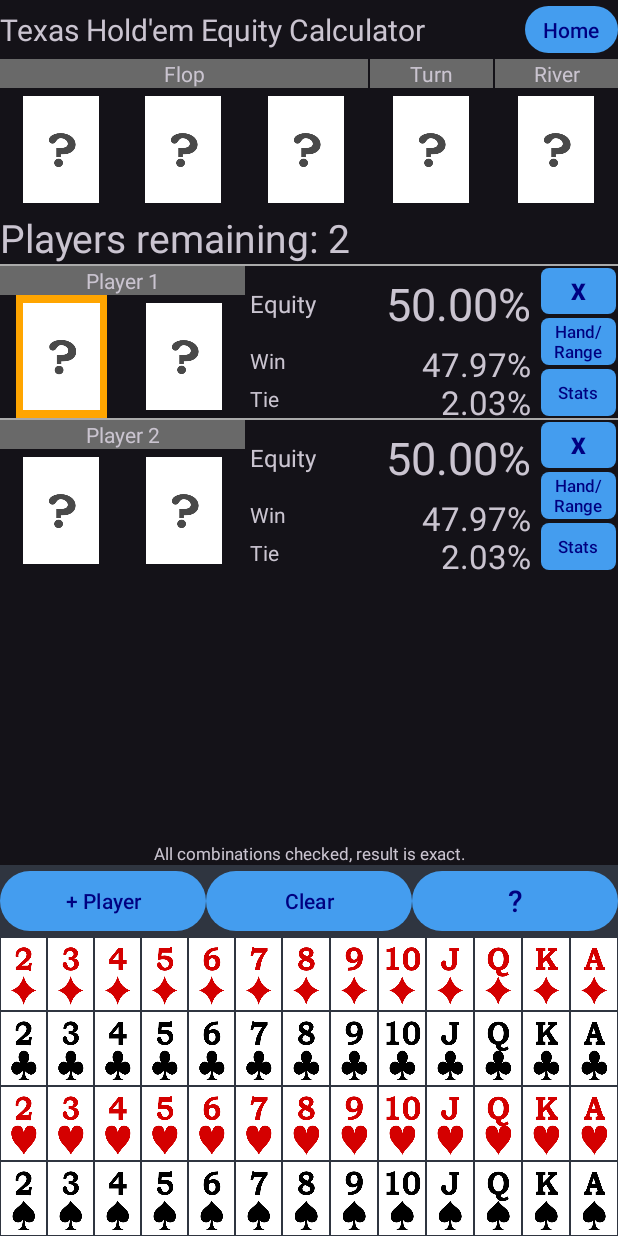
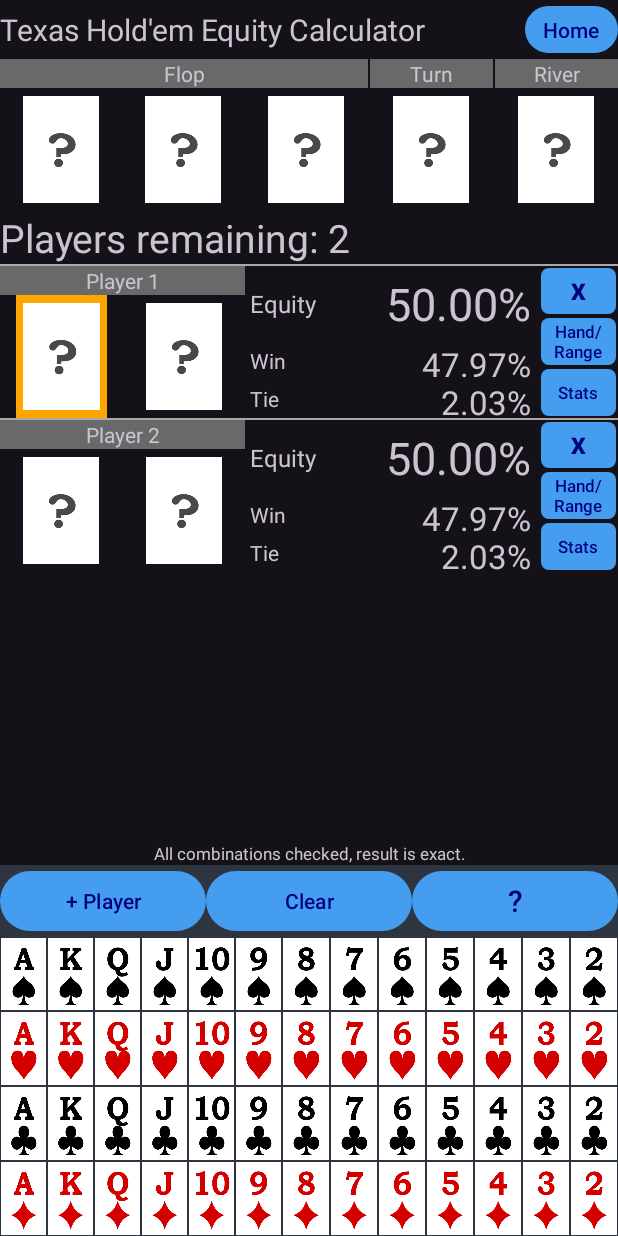
Before and after one commit to cjc93/CJPokerOddsCalculator, an Android app: the fragment TexasHoldemFragment shown on its own in the app's theme, on a phone screen of 412 x 824 dp. Run offline under Robolectric (Android 15) with nearby library versions, the phone set to English and light mode, and no system bars; our stand-ins replace RxJava; 3 statements that could not run were skipped.

Commit message:
Suit Rank uses String instead of int

```diff
--- a/app/src/main/java/com/leslie/cjpokeroddscalculator/GlobalStatic.java
+++ b/app/src/main/java/com/leslie/cjpokeroddscalculator/GlobalStatic.java
@@ -20,34 +20,9 @@ import io.reactivex.rxjava3.core.Single;
 
 public class GlobalStatic {
 
-    public static Map<Integer, String> rankToStr = new HashMap<>();
-    static {
-        rankToStr.put(0, "");
-        rankToStr.put(2, "2");
-        rankToStr.put(3, "3");
-        rankToStr.put(4, "4");
-        rankToStr.put(5, "5");
-        rankToStr.put(6, "6");
-        rankToStr.put(7, "7");
-        rankToStr.put(8, "8");
-        rankToStr.put(9, "9");
-        rankToStr.put(10, "T");
-        rankToStr.put(11, "J");
-        rankToStr.put(12, "Q");
-        rankToStr.put(13, "K");
-        rankToStr.put(14, "A");
-    }
+    public static Set<String> suitedSuits = Sets.newHashSet("dd", "cc", "hh", "ss");
 
-    public static Map<Integer, String> suitToStr = new HashMap<>();
-    static {
-        suitToStr.put(0, "");
-        suitToStr.put(1, "d");
-        suitToStr.put(2, "c");
-        suitToStr.put(3, "h");
-        suitToStr.put(4, "s");
-    }
-
-    public static Set<String> suitedSuits = Sets.newHashSet("dd", "cc", "hh", "ss");
+    // Don't change the order of characters in these strings, it will cause a bug when user have saved a hand range with a different order
     public static Set<String> pairSuits = Sets.newHashSet("hs", "cs", "ds", "ch", "dh", "dc");
     public static Set<String> offSuits = Sets.newHashSet("sh", "sc", "sd", "hs", "hc", "hd", "cs", "ch", "cd", "ds", "dh", "dc");
 
@@ -58,7 +33,8 @@ public class GlobalStatic {
             "2s","3s","4s","5s","6s","7s","8s","9s","Ts","Js","Qs","Ks","As"
     };
 
-    public static String[] matrixStrings = {"A", "K", "Q", "J", "T", "9", "8", "7", "6", "5", "4", "3", "2"};
+    public static String[] rankStrings = {"A", "K", "Q", "J", "T", "9", "8", "7", "6", "5", "4", "3", "2"};
+    public static String[] suitStrings = {"s", "h", "c", "d"};
 
     public static List<List<Set<String>>> copyMatrix(List<List<Set<String>>> original) {
         List<List<Set<String>>> copy = new ArrayList<>(13);
@@ -93,10 +69,6 @@ public class GlobalStatic {
         }
     }
 
-    public static int convertMatrixPositionToRankInt(int matrixPosition) {
-        return 14 - matrixPosition;
-    }
-
     public static void writeToDataStore(RxDataStore<Preferences> dataStore, Preferences.Key<String> key, String value) {
         dataStore.updateDataAsync(prefsIn -> {
             MutablePreferences mutablePreferences = prefsIn.toMutablePreferences();
@@ -121,75 +93,65 @@ public class GlobalStatic {
         });
     }
 
-    public static Map<Integer, Map<Integer, Integer>> suitRankDrawableMap = new HashMap<>();
+    public static Map<String, Integer> suitRankDrawableMap = new HashMap<>();
     static {
-        Map<Integer, Integer> temp_map = new HashMap<>();
-        temp_map.put(0, R.drawable.unknown_button);
-        suitRankDrawableMap.put(0, temp_map);
+        suitRankDrawableMap.put("", R.drawable.unknown_button);
 
-        temp_map = new HashMap<>();
-        temp_map.put(2, R.drawable.d2_button);
-        temp_map.put(3, R.drawable.d3_button);
-        temp_map.put(4, R.drawable.d4_button);
-        temp_map.put(5, R.drawable.d5_button);
-        temp_map.put(6, R.drawable.d6_button);
-        temp_map.put(7, R.drawable.d7_button);
-        temp_map.put(8, R.drawable.d8_button);
-        temp_map.put(9, R.drawable.d9_button);
-        temp_map.put(10, R.drawable.d10_button);
-        temp_map.put(11, R.drawable.d11_button);
-        temp_map.put(12, R.drawable.d12_button);
-        temp_map.put(13, R.drawable.d13_button);
-        temp_map.put(14, R.drawable.d14_button);
-        suitRankDrawableMap.put(1, temp_map);
+        suitRankDrawableMap.put("2d", R.drawable.d2_button);
+        suitRankDrawableMap.put("3d", R.drawable.d3_button);
+        suitRankDrawableMap.put("4d", R.drawable.d4_button);
+        suitRankDrawableMap.put("5d", R.drawable.d5_button);
+        suitRankDrawableMap.put("6d", R.drawable.d6_button);
+        suitRankDrawableMap.put("7d", R.drawable.d7_button);
+        suitRankDrawableMap.put("8d", R.drawable.d8_button);
+        suitRankDrawableMap.put("9d", R.drawable.d9_button);
+        suitRankDrawableMap.put("Td", R.drawable.d10_button);
+        suitRankDrawableMap.put("Jd", R.drawable.d11_button);
+        suitRankDrawableMap.put("Qd", R.drawable.d12_button);
+        suitRankDrawableMap.put("Kd", R.drawable.d13_button);
+        suitRankDrawableMap.put("Ad", R.drawable.d14_button);
 
-        temp_map = new HashMap<>();
-        temp_map.put(2, R.drawable.c2_button);
-        temp_map.put(3, R.drawable.c3_button);
-        temp_map.put(4, R.drawable.c4_button);
-        temp_map.put(5, R.drawable.c5_button);
-        temp_map.put(6, R.drawable.c6_button);
-        temp_map.put(7, R.drawable.c7_button);
-        temp_map.put(8, R.drawable.c8_button);
-        temp_map.put(9, R.drawable.c9_button);
-        temp_map.put(10, R.drawable.c10_button);
-        temp_map.put(11, R.drawable.c11_button);
-        temp_map.put(12, R.drawable.c12_button);
-        temp_map.put(13, R.drawable.c13_button);
-        temp_map.put(14, R.drawable.c14_button);
-        suitRankDrawableMap.put(2, temp_map);
+        suitRankDrawableMap.put("2c", R.drawable.c2_button);
+        suitRankDrawableMap.put("3c", R.drawable.c3_button);
+        suitRankDrawableMap.put("4c", R.drawable.c4_button);
+        suitRankDrawableMap.put("5c", R.drawable.c5_button);
+        suitRankDrawableMap.put("6c", R.drawable.c6_button);
+        suitRankDrawableMap.put("7c", R.drawable.c7_button);
+        suitRankDrawableMap.put("8c", R.drawable.c8_button);
+        suitRankDrawableMap.put("9c", R.drawable.c9_button);
+        suitRankDrawableMap.put("Tc", R.drawable.c10_button);
+        suitRankDrawableMap.put("Jc", R.drawable.c11_button);
+        suitRankDrawableMap.put("Qc", R.drawable.c12_button);
+        suitRankDrawableMap.put("Kc", R.drawable.c13_button);
+        suitRankDrawableMap.put("Ac", R.drawable.c14_button);
 
-        temp_map = new HashMap<>();
-        temp_map.put(2, R.drawable.h2_button);
-        temp_map.put(3, R.drawable.h3_button);
-        temp_map.put(4, R.drawable.h4_button);
-        temp_map.put(5, R.drawable.h5_button);
-        temp_map.put(6, R.drawable.h6_button);
-        temp_map.put(7, R.drawable.h7_button);
-        temp_map.put(8, R.drawable.h8_button);
-        temp_map.put(9, R.drawable.h9_button);
-        temp_map.put(10, R.drawable.h10_button);
-        temp_map.put(11, R.drawable.h11_button);
-        temp_map.put(12, R.drawable.h12_button);
-        temp_map.put(13, R.drawable.h13_button);
-        temp_map.put(14, R.drawable.h14_button);
-        suitRankDrawableMap.put(3, temp_map);
+        suitRankDrawableMap.put("2h", R.drawable.h2_button);
+        suitRankDrawableMap.put("3h", R.drawable.h3_button);
+        suitRankDrawableMap.put("4h", R.drawable.h4_button);
+        suitRankDrawableMap.put("5h", R.drawable.h5_button);
+        suitRankDrawableMap.put("6h", R.drawable.h6_button);
+        suitRankDrawableMap.put("7h", R.drawable.h7_button);
+        suitRankDrawableMap.put("8h", R.drawable.h8_button);
+        suitRankDrawableMap.put("9h", R.drawable.h9_button);
+        suitRankDrawableMap.put("Th", R.drawable.h10_button);
+        suitRankDrawableMap.put("Jh", R.drawable.h11_button);
+        suitRankDrawableMap.put("Qh", R.drawable.h12_button);
+        suitRankDrawableMap.put("Kh", R.drawable.h13_button);
+        suitRankDrawableMap.put("Ah", R.drawable.h14_button);
 
-        temp_map = new HashMap<>();
-        temp_map.put(2, R.drawable.s2_button);
-        temp_map.put(3, R.drawable.s3_button);
-        temp_map.put(4, R.drawable.s4_button);
-        temp_map.put(5, R.drawable.s5_button);
-        temp_map.put(6, R.drawable.s6_button);
-        temp_map.put(7, R.drawable.s7_button);
-        temp_map.put(8, R.drawable.s8_button);
-        temp_map.put(9, R.drawable.s9_button);
-        temp_map.put(10, R.drawable.s10_button);
-        temp_map.put(11, R.drawable.s11_button);
-        temp_map.put(12, R.drawable.s12_button);
-        temp_map.put(13, R.drawable.s13_button);
-        temp_map.put(14, R.drawable.s14_button);
-        suitRankDrawableMap.put(4, temp_map);
+        suitRankDrawableMap.put("2s", R.drawable.s2_button);
+        suitRankDrawableMap.put("3s", R.drawable.s3_button);
+        suitRankDrawableMap.put("4s", R.drawable.s4_button);
+        suitRankDrawableMap.put("5s", R.drawable.s5_button);
+        suitRankDrawableMap.put("6s", R.drawable.s6_button);
+        suitRankDrawableMap.put("7s", R.drawable.s7_button);
+        suitRankDrawableMap.put("8s", R.drawable.s8_button);
+        suitRankDrawableMap.put("9s", R.drawable.s9_button);
+        suitRankDrawableMap.put("Ts", R.drawable.s10_button);
+        suitRankDrawableMap.put("Js", R.drawable.s11_button);
+        suitRankDrawableMap.put("Qs", R.drawable.s12_button);
+        suitRankDrawableMap.put("Ks", R.drawable.s13_button);
+        suitRankDrawableMap.put("As", R.drawable.s14_button);
     }
 
     public static SortedMap<Integer, List<Integer>> bestHandsMap = new TreeMap<>();
--- a/app/src/main/java/com/leslie/cjpokeroddscalculator/fragment/EquityCalculatorFragment.java
+++ b/app/src/main/java/com/leslie/cjpokeroddscalculator/fragment/EquityCalculatorFragment.java
@@ -1,5 +1,7 @@
 package com.leslie.cjpokeroddscalculator.fragment;
 
+import static com.leslie.cjpokeroddscalculator.GlobalStatic.rankStrings;
+import static com.leslie.cjpokeroddscalculator.GlobalStatic.suitStrings;
 import static com.leslie.cjpokeroddscalculator.GlobalStatic.writeToDataStore;
 
 import android.graphics.Rect;
@@ -33,6 +35,7 @@ import java.util.Arrays;
 import java.util.HashMap;
 import java.util.List;
 import java.util.Map;
+import java.util.Objects;
 
 
 public abstract class EquityCalculatorFragment extends Fragment {
@@ -55,7 +58,7 @@ public abstract class EquityCalculatorFragment extends Fragment {
 
     public HashBiMap<List<Integer>, ImageButton> cardPositionBiMap = HashBiMap.create();
     Map<MaterialButton, Integer> removeRowMap = new HashMap<>();
-    HashBiMap<ImageButton, List<Integer>> inputSuitRankMap;
+    HashBiMap<ImageButton, String> inputSuitRankMap;
 
     CardRow[] cardRows = new CardRow[11];
 
@@ -141,7 +144,7 @@ public abstract class EquityCalculatorFragment extends Fragment {
             calculate_odds();
         });
 
-        equityCalculatorBinding.buttonUnknown.setOnClickListener(v -> set_value_to_selected_card(0, 0));
+        equityCalculatorBinding.buttonUnknown.setOnClickListener(v -> set_value_to_selected_card(""));
     }
 
     @Override
@@ -242,20 +245,20 @@ public abstract class EquityCalculatorFragment extends Fragment {
         );
 
         inputSuitRankMap = HashBiMap.create();
-        for (int suit = 1; suit <= 4; suit++) {
+        for (String suit : suitStrings) {
             LinearLayout row = new LinearLayout(requireActivity());
             row.setLayoutParams(rowParam);
 
-            for (int rank = 2; rank <= 14; rank++) {
+            for (String rank : rankStrings) {
                 ImageButton b = new ImageButton(requireActivity());
                 b.setLayoutParams(buttonParam);
                 b.setBackgroundResource(0);
-                b.setImageResource(GlobalStatic.suitRankDrawableMap.get(suit).get(rank));
+                b.setImageResource(GlobalStatic.suitRankDrawableMap.get(rank + suit));
                 b.setScaleType(ImageButton.ScaleType.FIT_XY);
                 b.setPadding(1, 1, 1, 1);
                 b.setOnClickListener(input_card_listener);
                 row.addView(b);
-                inputSuitRankMap.put(b, Arrays.asList(suit, rank));
+                inputSuitRankMap.put(b, rank + suit);
             }
             equityCalculatorBinding.inputCards.addView(row);
         }
@@ -296,7 +299,7 @@ public abstract class EquityCalculatorFragment extends Fragment {
     public void setEmptyHandRow(int row) {
         cardRows[row] = new SpecificCardsRow(cardsPerHand);
         for (int i = 0; i < cardsPerHand; i++) {
-            setCardImage(row, i, 0, 0);
+            setCardImage(row, i, "");
         }
     }
 
@@ -312,9 +315,8 @@ public abstract class EquityCalculatorFragment extends Fragment {
         ImageButton card_input = (ImageButton) v;
         card_input.setVisibility(View.INVISIBLE);
 
-        List<Integer> suit_rank_list = inputSuitRankMap.get(card_input);
-        assert suit_rank_list != null;
-        set_value_to_selected_card(suit_rank_list.get(0), suit_rank_list.get(1));
+        String cardStr = inputSuitRankMap.get(card_input);
+        set_value_to_selected_card(cardStr);
     };
 
     private void set_next_selected_card() {
@@ -361,36 +363,35 @@ public abstract class EquityCalculatorFragment extends Fragment {
         selected_card_button.setBackgroundResource(R.drawable.border_selector);
     }
 
-    public void set_card_value(int row_idx, int card_idx, int suit, int rank) {
+    public void set_card_value(int row_idx, int card_idx, String cardStr) {
         SpecificCardsRow cardRow = (SpecificCardsRow) cardRows[row_idx];
-        cardRow.cards[card_idx][0] = suit;
-        cardRow.cards[card_idx][1] = rank;
+        cardRow.cards[card_idx] = cardStr;
 
-        setCardImage(row_idx, card_idx, suit, rank);
+        setCardImage(row_idx, card_idx, cardStr);
     }
 
-    public void set_value_to_selected_card(int suit, int rank) {
+    public void set_value_to_selected_card(String cardStr) {
         setInputCardVisible(selected_card_position[0], selected_card_position[1]);
 
-        set_card_value(selected_card_position[0], selected_card_position[1], suit, rank);
+        set_card_value(selected_card_position[0], selected_card_position[1], cardStr);
         set_next_selected_card();
         calculate_odds();
     }
 
     public void setInputCardVisible(int row_idx, int card_idx) {
-        int[] suit_rank_array = ((SpecificCardsRow) cardRows[row_idx]).cards[card_idx];
+        String cardStr = ((SpecificCardsRow) cardRows[row_idx]).cards[card_idx];
 
-        if (suit_rank_array[0] != 0) {
-            ImageButton card = inputSuitRankMap.inverse().get(Arrays.asList(suit_rank_array[0], suit_rank_array[1]));
+        if (!Objects.equals(cardStr, "")) {
+            ImageButton card = inputSuitRankMap.inverse().get(cardStr);
             assert card != null;
             card.setVisibility(View.VISIBLE);
         }
     }
 
-    public void setCardImage(int row_idx, int card_idx, int suit, int rank) {
+    public void setCardImage(int row_idx, int card_idx, String cardStr) {
         ImageButton card_button = cardPositionBiMap.get(Arrays.asList(row_idx, card_idx));
         assert card_button != null;
-        card_button.setImageResource(GlobalStatic.suitRankDrawableMap.get(suit).get(rank));
+        card_button.setImageResource(GlobalStatic.suitRankDrawableMap.get(cardStr));
     }
 
     public void calculate_odds() {
--- a/app/src/main/java/com/leslie/cjpokeroddscalculator/fragment/TexasHoldemFragment.java
+++ b/app/src/main/java/com/leslie/cjpokeroddscalculator/fragment/TexasHoldemFragment.java
@@ -2,6 +2,7 @@ package com.leslie.cjpokeroddscalculator.fragment;
 
 import static com.leslie.cjpokeroddscalculator.GlobalStatic.deleteKeyFromDataStore;
 import static com.leslie.cjpokeroddscalculator.GlobalStatic.getDataFromDataStoreIfExist;
+import static com.leslie.cjpokeroddscalculator.GlobalStatic.rankStrings;
 import static com.leslie.cjpokeroddscalculator.GlobalStatic.writeToDataStore;
 
 import android.content.res.ColorStateList;
@@ -75,9 +76,9 @@ public class TexasHoldemFragment extends EquityCalculatorFragment {
     List<List<Set<String>>> matrixInput;
     public Bitmap emptyRangeBitmap;
 
-    Map<ImageButton, List<Integer>> pairButtonSuitsMap = new HashMap<>();
-    Map<ImageButton, List<Integer>> suitedButtonSuitsMap = new HashMap<>();
-    Map<ImageButton, List<Integer>> offsuitButtonSuitsMap = new HashMap<>();
+    Map<ImageButton, String> pairButtonSuitsMap = new HashMap<>();
+    Map<ImageButton, String> suitedButtonSuitsMap = new HashMap<>();
+    Map<ImageButton, String> offsuitButtonSuitsMap = new HashMap<>();
     Map<MaterialButton, LinearLayout> statsButtonMap = new HashMap<>();
     Map<String, MaterialButton> presetHandRangeMap = new HashMap<>();
 
@@ -379,30 +380,31 @@ public class TexasHoldemFragment extends EquityCalculatorFragment {
     }
 
     public void initialiseTexasHoldemVariables() {
-        suitedButtonSuitsMap.put(rangeSelectorBinding.suits3, Arrays.asList(1, 1));
-        suitedButtonSuitsMap.put(rangeSelectorBinding.suits4, Arrays.asList(2, 2));
-        suitedButtonSuitsMap.put(rangeSelectorBinding.suits9, Arrays.asList(3, 3));
-        suitedButtonSuitsMap.put(rangeSelectorBinding.suits10, Arrays.asList(4, 4));
+        suitedButtonSuitsMap.put(rangeSelectorBinding.suits3, "ss");
+        suitedButtonSuitsMap.put(rangeSelectorBinding.suits4, "hh");
+        suitedButtonSuitsMap.put(rangeSelectorBinding.suits9, "cc");
+        suitedButtonSuitsMap.put(rangeSelectorBinding.suits10, "dd");
 
-        pairButtonSuitsMap.put(rangeSelectorBinding.suits1, Arrays.asList(1, 2));
-        pairButtonSuitsMap.put(rangeSelectorBinding.suits2, Arrays.asList(1, 3));
-        pairButtonSuitsMap.put(rangeSelectorBinding.suits3, Arrays.asList(1, 4));
-        pairButtonSuitsMap.put(rangeSelectorBinding.suits4, Arrays.asList(2, 3));
-        pairButtonSuitsMap.put(rangeSelectorBinding.suits5, Arrays.asList(2, 4));
-        pairButtonSuitsMap.put(rangeSelectorBinding.suits6, Arrays.asList(3, 4));
+        // The order of characters in these strings needs to be the same as GlobalStatic.pairSuits
+        pairButtonSuitsMap.put(rangeSelectorBinding.suits1, "hs");
+        pairButtonSuitsMap.put(rangeSelectorBinding.suits2, "cs");
+        pairButtonSuitsMap.put(rangeSelectorBinding.suits3, "ds");
+        pairButtonSuitsMap.put(rangeSelectorBinding.suits4, "ch");
+        pairButtonSuitsMap.put(rangeSelectorBinding.suits5, "dh");
+        pairButtonSuitsMap.put(rangeSelectorBinding.suits6, "dc");
 
-        offsuitButtonSuitsMap.put(rangeSelectorBinding.suits1, Arrays.asList(1, 2));
-        offsuitButtonSuitsMap.put(rangeSelectorBinding.suits2, Arrays.asList(1, 3));
-        offsuitButtonSuitsMap.put(rangeSelectorBinding.suits3, Arrays.asList(1, 4));
-        offsuitButtonSuitsMap.put(rangeSelectorBinding.suits4, Arrays.asList(2, 3));
-        offsuitButtonSuitsMap.put(rangeSelectorBinding.suits5, Arrays.asList(2, 4));
-        offsuitButtonSuitsMap.put(rangeSelectorBinding.suits6, Arrays.asList(3, 4));
-        offsuitButtonSuitsMap.put(rangeSelectorBinding.suits7, Arrays.asList(2, 1));
-        offsuitButtonSuitsMap.put(rangeSelectorBinding.suits8, Arrays.asList(3, 1));
-        offsuitButtonSuitsMap.put(rangeSelectorBinding.suits9, Arrays.asList(4, 1));
-        offsuitButtonSuitsMap.put(rangeSelectorBinding.suits10, Arrays.asList(3, 2));
-        offsuitButtonSuitsMap.put(rangeSelectorBinding.suits11, Arrays.asList(4, 2));
-        offsuitButtonSuitsMap.put(rangeSelectorBinding.suits12, Arrays.asList(4, 3));
+        offsuitButtonSuitsMap.put(rangeSelectorBinding.suits1, "sh");
+        offsuitButtonSuitsMap.put(rangeSelectorBinding.suits2, "sc");
+        offsuitButtonSuitsMap.put(rangeSelectorBinding.suits3, "sd");
+        offsuitButtonSuitsMap.put(rangeSelectorBinding.suits4, "hc");
+        offsuitButtonSuitsMap.put(rangeSelectorBinding.suits5, "hd");
+        offsuitButtonSuitsMap.put(rangeSelectorBinding.suits6, "cd");
+        offsuitButtonSuitsMap.put(rangeSelectorBinding.suits7, "hs");
+        offsuitButtonSuitsMap.put(rangeSelectorBinding.suits8, "cs");
+        offsuitButtonSuitsMap.put(rangeSelectorBinding.suits9, "ds");
+        offsuitButtonSuitsMap.put(rangeSelectorBinding.suits10, "ch");
+        offsuitButtonSuitsMap.put(rangeSelectorBinding.suits11, "dh");
+        offsuitButtonSuitsMap.put(rangeSelectorBinding.suits12, "dc");
     }
 
     public void generateMainLayout() {
@@ -482,11 +484,11 @@ public class TexasHoldemFragment extends EquityCalculatorFragment {
                 b.setOnClickListener(matrixListener);
 
                 if (row_idx == col_idx) {
-                    b.setText(getString(R.string.matrix_str, GlobalStatic.matrixStrings[row_idx], GlobalStatic.matrixStrings[row_idx], ""));
+                    b.setText(getString(R.string.matrix_str, GlobalStatic.rankStrings[row_idx], GlobalStatic.rankStrings[row_idx], ""));
                 } else if (col_idx > row_idx) {
-                    b.setText(getString(R.string.matrix_str, GlobalStatic.matrixStrings[row_idx], GlobalStatic.matrixStrings[col_idx], "s"));
+                    b.setText(getString(R.string.matrix_str, GlobalStatic.rankStrings[row_idx], GlobalStatic.rankStrings[col_idx], "s"));
                 } else {
-                    b.setText(getString(R.string.matrix_str, GlobalStatic.matrixStrings[col_idx], GlobalStatic.matrixStrings[row_idx], "o"));
+                    b.setText(getString(R.string.matrix_str, GlobalStatic.rankStrings[col_idx], GlobalStatic.rankStrings[row_idx], "o"));
                 }
 
                 row.addView(b);
@@ -623,15 +625,15 @@ public class TexasHoldemFragment extends EquityCalculatorFragment {
         selectedMatrixButton.setStrokeWidth(2);
 
         if (row == col) {
-            int rank = GlobalStatic.convertMatrixPositionToRankInt(row);
+            String rank = rankStrings[row];
             setSuitSelectorUI(pairButtonSuitsMap, rank, rank, suits);
         } else if (col > row) {
-            int highRank = GlobalStatic.convertMatrixPositionToRankInt(row);
-            int lowRank = GlobalStatic.convertMatrixPositionToRankInt(col);
+            String highRank = rankStrings[row];
+            String lowRank = rankStrings[col];
             setSuitSelectorUI(suitedButtonSuitsMap, highRank, lowRank, suits);
         } else {
-            int highRank = GlobalStatic.convertMatrixPositionToRankInt(col);
-            int lowRank = GlobalStatic.convertMatrixPositionToRankInt(row);
+            String highRank = rankStrings[col];
+            String lowRank = rankStrings[row];
             setSuitSelectorUI(offsuitButtonSuitsMap, highRank, lowRank, suits);
         }
 
@@ -645,17 +647,16 @@ public class TexasHoldemFragment extends EquityCalculatorFragment {
         int col = selectedMatrixPosition[1];
 
         Set<String> suits = this.matrixInput.get(row).get(col);
-        List<Integer> s;
+        String currentSuit;
         if (row == col) {
-            s = pairButtonSuitsMap.get(suitsButton);
+            currentSuit = pairButtonSuitsMap.get(suitsButton);
         } else if (col > row) {
-            s = suitedButtonSuitsMap.get(suitsButton);
+            currentSuit = suitedButtonSuitsMap.get(suitsButton);
         } else {
-            s = offsuitButtonSuitsMap.get(suitsButton);
+            currentSuit = offsuitButtonSuitsMap.get(suitsButton);
         }
 
-        assert s != null;
-        String currentSuit = GlobalStatic.suitToStr.get(s.get(0)) + GlobalStatic.suitToStr.get(s.get(1));
+        assert currentSuit != null;
         if (suits.contains(currentSuit)) {
             suits.remove(currentSuit);
             suitsButton.setBackgroundResource(0);
@@ -676,14 +677,14 @@ public class TexasHoldemFragment extends EquityCalculatorFragment {
     };
 
 
-    private void setSuitSelectorUI(Map<ImageButton, List<Integer>> buttonSuitsMap, int highRank, int lowRank, Set<String> suits) {
+    private void setSuitSelectorUI(Map<ImageButton, String> buttonSuitsMap, String highRank, String lowRank, Set<String> suits) {
         for (ImageButton b : offsuitButtonSuitsMap.keySet()) {
-            List<Integer> s = buttonSuitsMap.get(b);
-            if (s == null) {
+            String currentSuit = buttonSuitsMap.get(b);
+            if (currentSuit == null) {
                 b.setVisibility(View.INVISIBLE);
             } else {
-                Drawable leftCard = ContextCompat.getDrawable(requireActivity(), GlobalStatic.suitRankDrawableMap.get(s.get(0)).get(highRank));
-                Drawable rightCard = ContextCompat.getDrawable(requireActivity(), GlobalStatic.suitRankDrawableMap.get(s.get(1)).get(lowRank));
+                Drawable leftCard = ContextCompat.getDrawable(requireActivity(), GlobalStatic.suitRankDrawableMap.get(highRank + currentSuit.charAt(0)));
+                Drawable rightCard = ContextCompat.getDrawable(requireActivity(), GlobalStatic.suitRankDrawableMap.get(lowRank + currentSuit.charAt(1)));
 
                 LayerDrawable combinedDrawable = new LayerDrawable(new Drawable[] {leftCard, rightCard});
                 assert rightCard != null;
@@ -691,8 +692,6 @@ public class TexasHoldemFragment extends EquityCalculatorFragment {
                 combinedDrawable.setLayerGravity(1, Gravity.RIGHT);
 
                 b.setImageDrawable(combinedDrawable);
-
-                String currentSuit = GlobalStatic.suitToStr.get(s.get(0)) + GlobalStatic.suitToStr.get(s.get(1));
 
                 if (suits.contains(currentSuit)) {
                     b.setBackgroundResource(R.drawable.border_selector);
```
Also changed, not shown: app/src/main/java/com/leslie/cjpokeroddscalculator/calculation/TexasHoldemCalc.java (+3 -5 lines), app/src/main/java/com/leslie/cjpokeroddscalculator/cardrow/RangeRow.java (+6 -6 lines), app/src/main/java/com/leslie/cjpokeroddscalculator/cardrow/SpecificCardsRow.java (+14 -21 lines).
